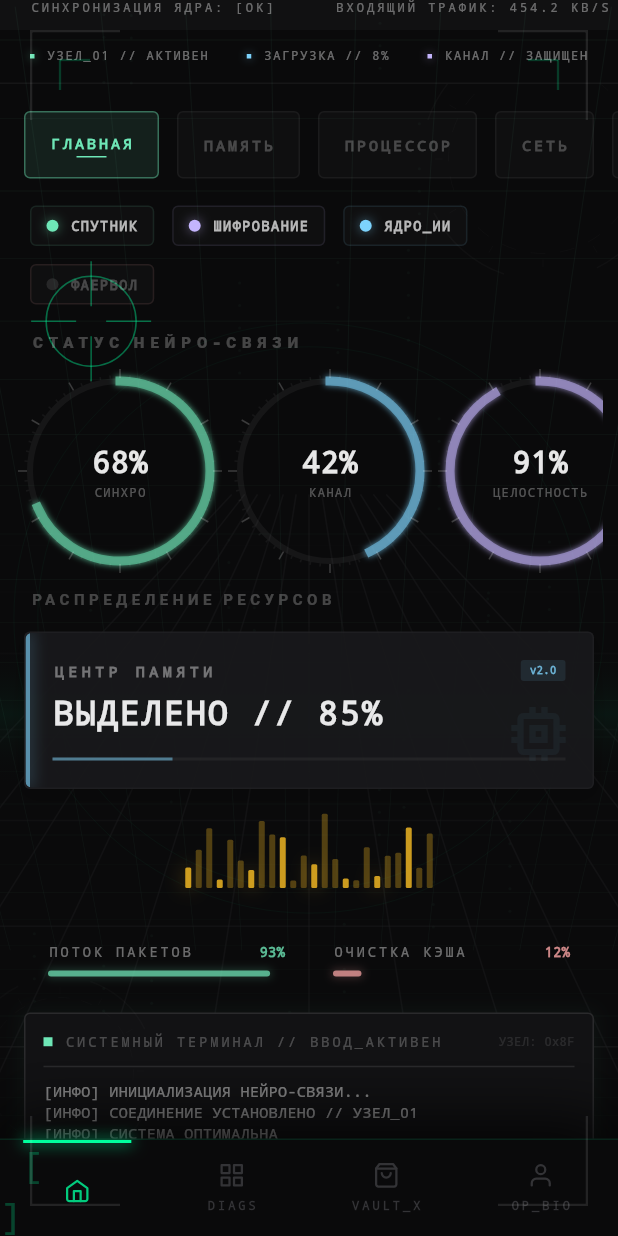
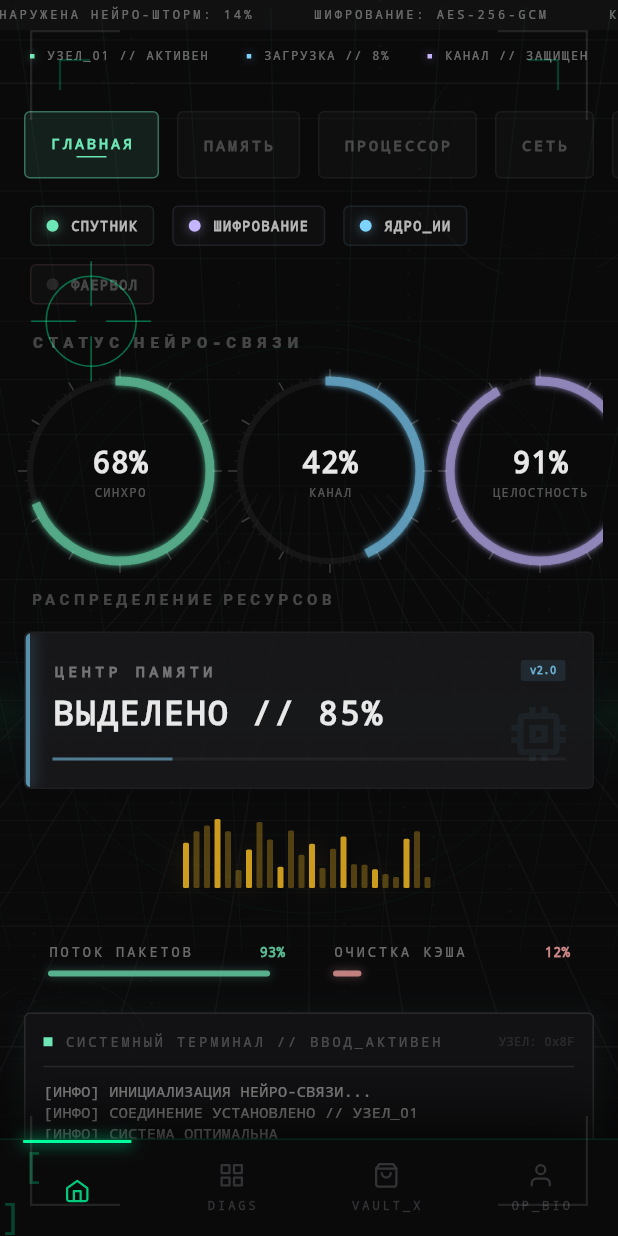
Before and after one commit to agent25/cicada3301, a Flutter app: the screen it shows after launch, after a tap on "ГЛАВНАЯ", on a phone screen of 412 x 824 dp. Run offline on Flutter 3.47's test engine with Material 3 defaults, Android fonts, the phone set to English and light mode, and no system bars; our stand-ins replace flutter_svg, google_fonts.

Commit message:
добавление компанетов

```diff
--- /dev/null
+++ b/lib/core/cyber_theme.dart
@@ -0,0 +1,29 @@
+import 'package:flutter/material.dart';
+
+class CyberTheme {
+  // Primary Palette
+  static const Color neonGreen = Color(0xFF00FF9D);
+  static const Color matrixGreen = Color(0xFF6EE7B7);
+  static const Color skyCyan = Color(0xFF7DD3FC);
+  static const Color neuralPurple = Color(0xFFC4B5FD);
+  static const Color warningAmber = Color(0xFFFBBF24);
+  static const Color alertRed = Color(0xFFF87171);
+
+  // Backgrounds
+  static const Color darkBackground = Color(0xFF0A0A0B);
+  static const Color terminalBackground = Color(0xFF121214);
+  static const Color surfaceOverlay = Colors.white10;
+
+  // Text Styles
+  static const TextStyle monospaceLabel = TextStyle(
+    fontFamily: 'monospace',
+    letterSpacing: 2,
+    fontSize: 10,
+  );
+
+  static const TextStyle glitchTitle = TextStyle(
+    fontFamily: 'monospace',
+    letterSpacing: 4,
+    fontWeight: FontWeight.w900,
+  );
+}
--- /dev/null
+++ b/lib/models/media_type.dart
@@ -0,0 +1 @@
+enum MediaType { text, image, audio }
--- /dev/null
+++ b/lib/models/stegano_format.dart
@@ -0,0 +1 @@
+enum SteganoFormat { text, base64, hex, decimal, binary, rot13 }
--- a/lib/widgets/cyber_audio_visualizer.dart
+++ b/lib/widgets/cyber_audio_visualizer.dart
@@ -16,14 +16,24 @@ class _CyberAudioVisualizerState extends State<CyberAudioVisualizer>
     with SingleTickerProviderStateMixin {
   late AnimationController _controller;
   final math.Random _random = math.Random();
+  final List<double> _barHeights = List.generate(24, (_) => 5.0);
 
   @override
   void initState() {
     super.initState();
-    _controller = AnimationController(
-      vsync: this,
-      duration: const Duration(milliseconds: 500),
-    )..repeat();
+    _controller =
+        AnimationController(
+            vsync: this,
+            duration: const Duration(milliseconds: 100),
+          )
+          ..addListener(() {
+            setState(() {
+              for (int i = 0; i < _barHeights.length; i++) {
+                _barHeights[i] = 5 + _random.nextDouble() * 45;
+              }
+            });
+          })
+          ..repeat();
   }
 
   @override
@@ -36,37 +46,57 @@ class _CyberAudioVisualizerState extends State<CyberAudioVisualizer>
   Widget build(BuildContext context) {
     return Container(
       height: 60,
+      width: double.infinity,
       padding: const EdgeInsets.symmetric(horizontal: 20),
-      child: AnimatedBuilder(
-        animation: _controller,
-        builder: (context, child) {
-          return Row(
-            mainAxisAlignment: MainAxisAlignment.center,
-            crossAxisAlignment: CrossAxisAlignment.end,
-            children: List.generate(24, (index) {
-              final h = 5 + _random.nextDouble() * 45;
-              return Container(
-                width: 4,
-                height: h,
-                margin: const EdgeInsets.symmetric(horizontal: 1.5),
-                decoration: BoxDecoration(
-                  color: widget.accentColor.withValues(
-                    alpha: index % 3 == 0 ? 0.8 : 0.3,
-                  ),
-                  borderRadius: BorderRadius.circular(1),
-                  boxShadow: [
-                    if (index % 6 == 0)
-                      BoxShadow(
-                        color: widget.accentColor.withValues(alpha: 0.4),
-                        blurRadius: 10,
-                      ),
-                  ],
-                ),
-              );
-            }),
-          );
-        },
+      child: CustomPaint(
+        painter: _VisualizerPainter(
+          heights: _barHeights,
+          color: widget.accentColor,
+        ),
       ),
     );
   }
 }
+
+class _VisualizerPainter extends CustomPainter {
+  final List<double> heights;
+  final Color color;
+
+  _VisualizerPainter({required this.heights, required this.color});
+
+  @override
+  void paint(Canvas canvas, Size size) {
+    final paint = Paint()
+      ..color = color
+      ..style = PaintingStyle.fill;
+
+    final double barWidth = 4.0;
+    final double spacing = 3.0;
+    final double totalBarWidth = barWidth + spacing;
+    final double startX = (size.width - (heights.length * totalBarWidth)) / 2;
+
+    for (int i = 0; i < heights.length; i++) {
+      final double x = startX + i * totalBarWidth;
+      final double h = heights[i];
+
+      // Main bar
+      paint.color = color.withValues(alpha: i % 3 == 0 ? 0.8 : 0.3);
+      final RRect rrect = RRect.fromRectAndRadius(
+        Rect.fromLTWH(x, size.height - h, barWidth, h),
+        const Radius.circular(1),
+      );
+      canvas.drawRRect(rrect, paint);
+
+      // Glow effect for some bars
+      if (i % 6 == 0) {
+        final glowPaint = Paint()
+          ..color = color.withValues(alpha: 0.2)
+          ..maskFilter = const MaskFilter.blur(BlurStyle.normal, 8);
+        canvas.drawRRect(rrect, glowPaint);
+      }
+    }
+  }
+
+  @override
+  bool shouldRepaint(covariant _VisualizerPainter oldDelegate) => true;
+}
--- a/lib/widgets/cyber_glitch_ticker.dart
+++ b/lib/widgets/cyber_glitch_ticker.dart
@@ -1,4 +1,3 @@
-import 'dart:async';
 import 'package:flutter/material.dart';
 
 class CyberGlitchTicker extends StatefulWidget {
@@ -8,9 +7,10 @@ class CyberGlitchTicker extends StatefulWidget {
   State<CyberGlitchTicker> createState() => _CyberGlitchTickerState();
 }
 
-class _CyberGlitchTickerState extends State<CyberGlitchTicker> {
+class _CyberGlitchTickerState extends State<CyberGlitchTicker>
+    with SingleTickerProviderStateMixin {
   late ScrollController _scrollController;
-  late Timer _timer;
+  late AnimationController _animationController;
   final List<String> _messages = [
     "СИНХРОНИЗАЦИЯ ЯДРА: [OK]",
     "ВХОДЯЩИЙ ТРАФИК: 454.2 KB/S",
@@ -25,33 +25,20 @@ class _CyberGlitchTickerState extends State<CyberGlitchTicker> {
   void initState() {
     super.initState();
     _scrollController = ScrollController();
-    WidgetsBinding.instance.addPostFrameCallback((_) => _startScrolling());
-  }
-
-  void _startScrolling() {
-    if (!_scrollController.hasClients) return;
-
-    _timer = Timer.periodic(const Duration(milliseconds: 50), (timer) {
+    _animationController =
+        AnimationController(vsync: this, duration: const Duration(seconds: 20))
+          ..addListener(() {
             if (_scrollController.hasClients) {
               final maxScroll = _scrollController.position.maxScrollExtent;
-        final currentScroll = _scrollController.position.pixels;
-
-        if (currentScroll >= maxScroll) {
-          _scrollController.jumpTo(0);
-        } else {
-          _scrollController.animateTo(
-            currentScroll + 1,
-            duration: const Duration(milliseconds: 50),
-            curve: Curves.linear,
-          );
+              _scrollController.jumpTo(_animationController.value * maxScroll);
             }
-      }
-    });
+          })
+          ..repeat();
   }
 
   @override
   void dispose() {
-    _timer.cancel();
+    _animationController.dispose();
     _scrollController.dispose();
     super.dispose();
   }
@@ -71,6 +58,7 @@ class _CyberGlitchTickerState extends State<CyberGlitchTicker> {
           final msg = _messages[index % _messages.length];
           return Padding(
             padding: const EdgeInsets.symmetric(horizontal: 20),
+            child: Center(
               child: Text(
                 msg,
                 style: const TextStyle(
@@ -80,6 +68,7 @@ class _CyberGlitchTickerState extends State<CyberGlitchTicker> {
                   letterSpacing: 2,
                 ),
               ),
+            ),
           );
         },
       ),
```
Also changed, not shown: 1 other file. Lines whose indentation alone changed are shown as unchanged.
